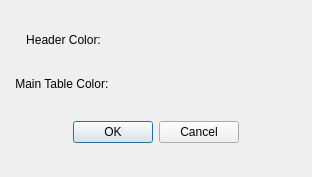
Old version of the form src/Ui/change_background_color.ui in the repository KaravolisL/AHEPA-Raffle.
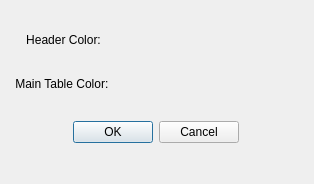
New version of the form. Icons and pictures are not drawn. Custom widgets are drawn as their Qt base class.

The edit to the form file:
```diff
--- a/src/Ui/change_background_color.ui
+++ b/src/Ui/change_background_color.ui
@@ -6,8 +6,8 @@
    <rect>
     <x>0</x>
     <y>0</y>
-    <width>312</width>
-    <height>177</height>
+    <width>314</width>
+    <height>184</height>
    </rect>
   </property>
   <property name="maximumSize">
```
Left out of the diff: 4 changed lines with no effect on the pictures.
